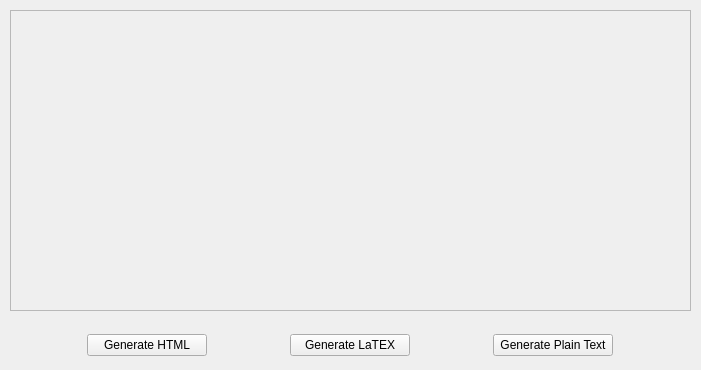
First picture: the form in layouts/sources_window.ui, repository hitranonline/hapiest, before the edit.
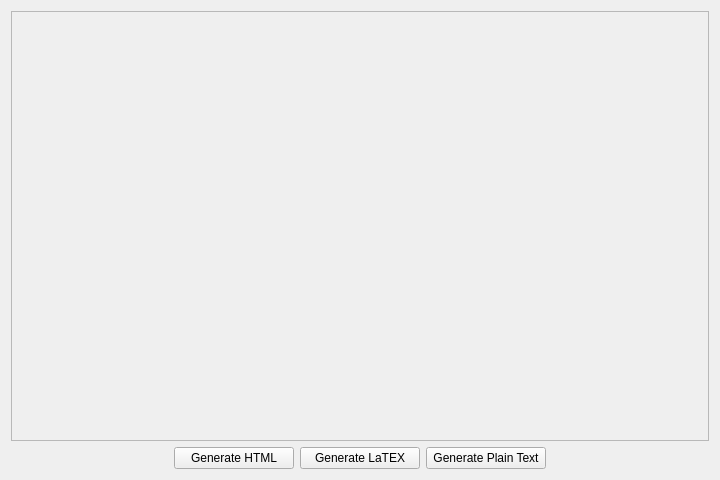
Second picture: the form after the edit.

Commit message: Formatting Graphing and Sources Windows

Patch:
```diff
--- a/layouts/sources_window.ui
+++ b/layouts/sources_window.ui
@@ -6,22 +6,16 @@
    <rect>
     <x>0</x>
     <y>0</y>
-    <width>701</width>
-    <height>370</height>
+    <width>720</width>
+    <height>480</height>
    </rect>
   </property>
   <property name="windowTitle">
    <string>Sources</string>
   </property>
+  <layout class="QGridLayout" name="gridLayout">
+   <item row="0" column="0">
   <widget class="QScrollArea" name="source_scroll_area">
-   <property name="geometry">
-    <rect>
-     <x>10</x>
-     <y>10</y>
-     <width>681</width>
-     <height>301</height>
-    </rect>
-   </property>
    <property name="sizePolicy">
     <sizepolicy hsizetype="Expanding" vsizetype="Expanding">
      <horstretch>0</horstretch>
@@ -36,23 +30,29 @@
      <rect>
       <x>0</x>
       <y>0</y>
-      <width>679</width>
-      <height>299</height>
+        <width>696</width>
+        <height>419</height>
      </rect>
     </property>
     <layout class="QVBoxLayout" name="verticalLayout_3"/>
    </widget>
   </widget>
-  <widget class="QWidget" name="horizontalLayoutWidget">
-   <property name="geometry">
-    <rect>
-     <x>10</x>
-     <y>330</y>
-     <width>681</width>
-     <height>31</height>
-    </rect>
-   </property>
+   </item>
+   <item row="1" column="0">
    <layout class="QHBoxLayout" name="horizontalLayout">
+     <item>
+      <spacer name="horizontalSpacer">
+       <property name="orientation">
+        <enum>Qt::Horizontal</enum>
+       </property>
+       <property name="sizeHint" stdset="0">
+        <size>
+         <width>40</width>
+         <height>20</height>
+        </size>
+       </property>
+      </spacer>
+     </item>
     <item>
      <widget class="QPushButton" name="generate_html_button">
       <property name="sizePolicy">
@@ -67,6 +67,11 @@
         <height>0</height>
        </size>
       </property>
+       <property name="font">
+        <font>
+         <pointsize>9</pointsize>
+        </font>
+       </property>
       <property name="text">
        <string>Generate HTML</string>
       </property>
@@ -86,6 +91,11 @@
         <height>0</height>
        </size>
       </property>
+       <property name="font">
+        <font>
+         <pointsize>9</pointsize>
+        </font>
+       </property>
       <property name="text">
        <string>Generate LaTEX</string>
       </property>
@@ -105,13 +115,32 @@
         <height>0</height>
        </size>
       </property>
+       <property name="font">
+        <font>
+         <pointsize>9</pointsize>
+        </font>
+       </property>
       <property name="text">
        <string>Generate Plain Text</string>
       </property>
      </widget>
     </item>
-   </layout>
-  </widget>
+     <item>
+      <spacer name="horizontalSpacer_2">
+       <property name="orientation">
+        <enum>Qt::Horizontal</enum>
+       </property>
+       <property name="sizeHint" stdset="0">
+        <size>
+         <width>40</width>
+         <height>20</height>
+        </size>
+       </property>
+      </spacer>
+     </item>
+    </layout>
+   </item>
+  </layout>
  </widget>
  <resources/>
  <connections/>
```
Lines whose indentation alone changed are shown as unchanged. The commit also changes 1 other file.
